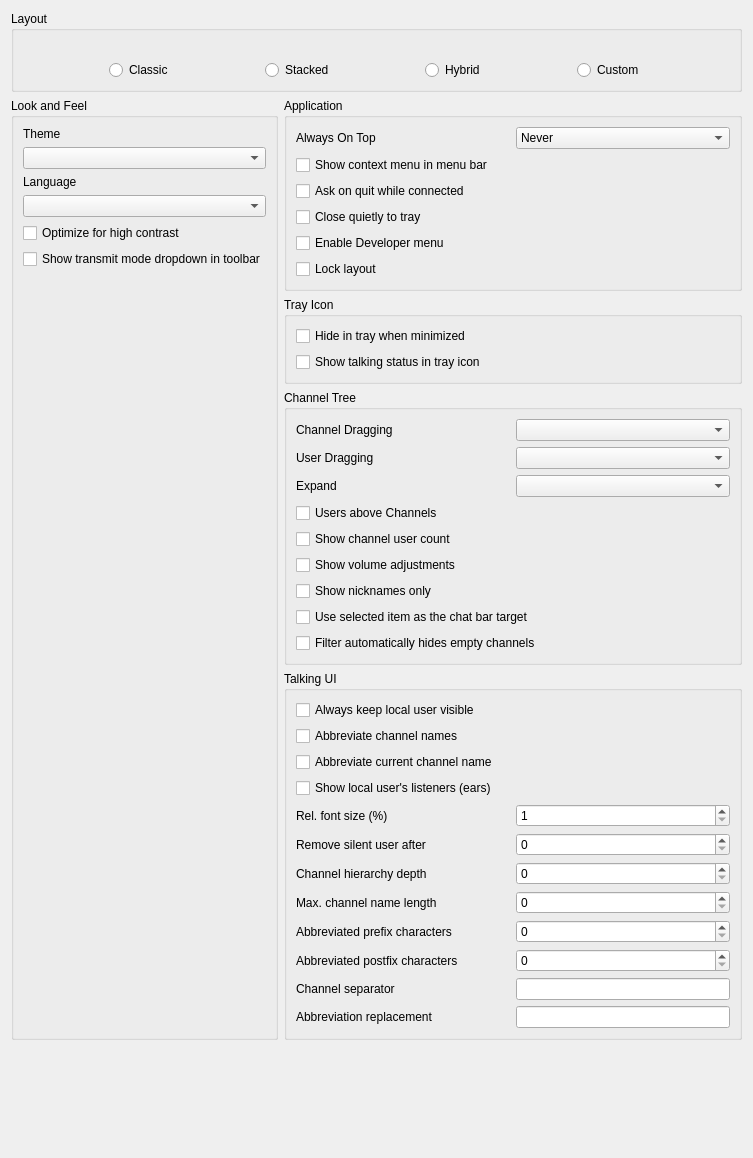
Before: the Qt Designer form src/mumble/LookConfig.ui in mumble-voip/mumble, drawn with Qt 5.
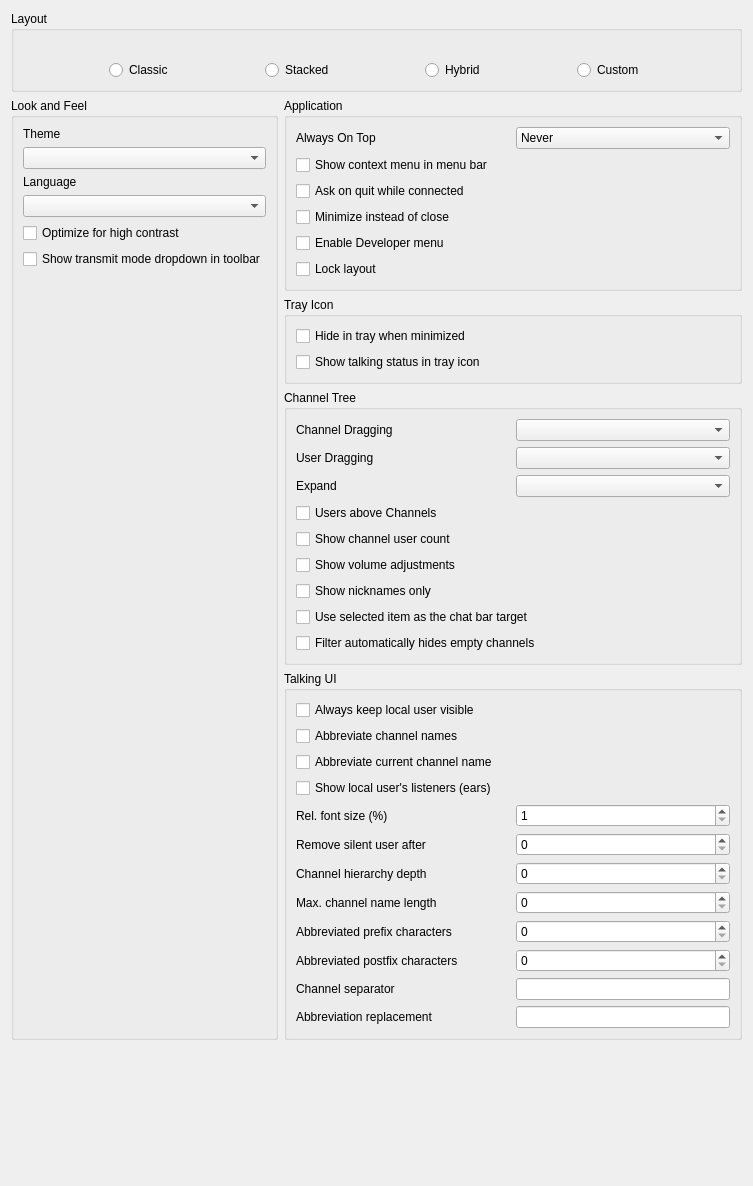
After: the same form once the commit is applied. Icons and pictures are not drawn. Custom widgets are drawn as their Qt base class.

Commit message: modify settings view text

The edit to the form file:
```diff
--- a/src/mumble/LookConfig.ui
+++ b/src/mumble/LookConfig.ui
@@ -7,7 +7,7 @@
     <x>0</x>
     <y>0</y>
     <width>753</width>
-    <height>1158</height>
+    <height>1186</height>
    </rect>
   </property>
   <property name="windowTitle">
@@ -665,7 +665,7 @@
          <string>This setting controls that should mumble go to tray when closed</string>
         </property>
         <property name="text">
-         <string>Close quietly to tray</string>
+         <string>Minimize instead of close</string>
         </property>
        </widget>
       </item>
```
Left out of the diff: 2 changed lines with no effect on the pictures.
